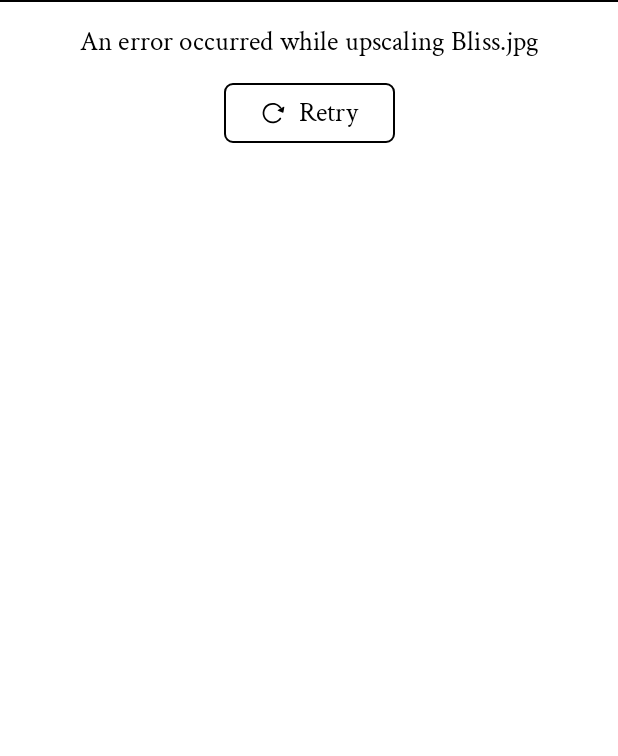
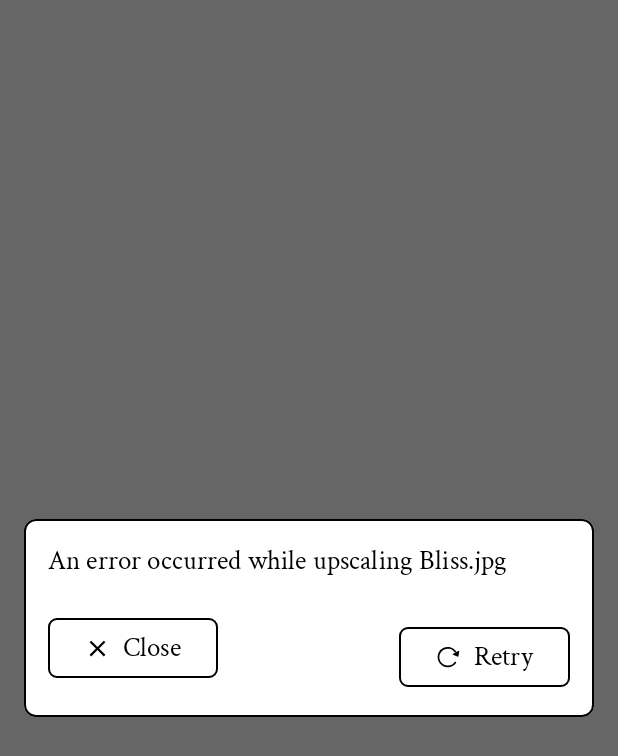
Before and after one commit to Lucchetto/SuperImage, an Android app built with Jetpack Compose: the @Preview function UpscalingWorkFailedPreview, on a phone screen of 412 x 824 dp. Shown: the top 756 px of the screen. Run offline under Robolectric (Android 15) with nearby library versions, the phone set to English and light mode, and no system bars.

Commit message:
HomePage: display progress in dialog
Signed-off-by: Lucchetto <lucchetto.tie@live.com>

```diff
--- a/app/src/main/java/com/zhenxiang/superimage/home/HomePage.kt
+++ b/app/src/main/java/com/zhenxiang/superimage/home/HomePage.kt
@@ -37,6 +37,7 @@ import com.zhenxiang.superimage.ui.theme.MonoTheme
 import com.zhenxiang.superimage.ui.theme.border
 import com.zhenxiang.superimage.ui.theme.spacing
 import com.zhenxiang.superimage.ui.utils.RowSpacer
+import com.zhenxiang.superimage.utils.IntentUtils
 import com.zhenxiang.superimage.work.RealESRGANWorker
 import kotlinx.coroutines.flow.MutableStateFlow
 import java.io.File
@@ -52,6 +53,9 @@ fun HomePage(viewModel: HomePageViewModel) = Scaffold(
         it?.let { viewModel.loadImage(it) }
     }
     val requestPermissionLauncher = rememberLauncherForActivityResult(ActivityResultContracts.RequestPermission()) {
+    }
+    val openOutputImageLauncher = rememberLauncherForActivityResult(ActivityResultContracts.StartActivityForResult()) {
+        viewModel.consumeWorkCompleted()
     }
 
     if (Build.VERSION.SDK_INT >= Build.VERSION_CODES.TIRAMISU) {
@@ -79,19 +83,23 @@ fun HomePage(viewModel: HomePageViewModel) = Scaffold(
             selectedModelState = viewModel.selectedUpscalingModelFlow.collectAsStateWithLifecycle(),
         ) { imagePicker.launch(HomePageViewModel.IMAGE_MIME_TYPE) }
 
-        val workProgressState by viewModel.workProgressFlow.collectAsStateWithLifecycle()
-
-        workProgressState?.let {
-            UpscalingWork(it.first, it.second) {
-                viewModel.upscale()
-            }
-        } ?: run {
         Options(
             upscalingModelFlow = viewModel.selectedUpscalingModelFlow,
             outputFormatFlow = viewModel.selectedOutputFormatFlow,
             selectedImageState = selectedImageState,
             onSelectImageClick = { imagePicker.launch(HomePageViewModel.IMAGE_MIME_TYPE) },
             onUpscaleClick = { viewModel.upscale() }
+        )
+
+        val workProgressState by viewModel.workProgressFlow.collectAsStateWithLifecycle()
+
+        workProgressState?.let {
+            UpscalingWork(
+                inputData = it.first,
+                progress = it.second,
+                onDismissRequest = { viewModel.consumeWorkCompleted() },
+                onRetryClicked = { viewModel.upscale() },
+                onOpenOutputImageClicked = { intent -> openOutputImageLauncher.launch(intent) }
             )
         }
     }
@@ -235,23 +243,51 @@ private fun ModelSelection(
 private fun UpscalingWork(
     inputData: RealESRGANWorker.InputData,
     progress: RealESRGANWorker.Progress,
-    onRetryClicked: () -> Unit
-) {
+    onDismissRequest: () -> Unit,
+    onRetryClicked: () -> Unit,
+    onOpenOutputImageClicked: (Intent) -> Unit,
+) = MonoAlertDialog(
+    onDismissRequest = onDismissRequest,
+    content = {
+        when (progress) {
+            RealESRGANWorker.Progress.Failed -> Text(
+                modifier = Modifier.padding(it),
+                text = stringResource(id = R.string.upscaling_worker_error_notification_title, inputData.originalFileName)
+            )
+            is RealESRGANWorker.Progress.Running -> {
                 Column(
                     modifier = Modifier
-            .fillMaxWidth()
-            .background(MaterialTheme.colorScheme.primaryContainer)
-            .drawTopBorder(MaterialTheme.border.regular)
-            .padding(MaterialTheme.spacing.level5),
+                        .padding(it)
+                        .fillMaxWidth(),
                     horizontalAlignment = Alignment.CenterHorizontally
                 ) {
-        when (progress) {
-            RealESRGANWorker.Progress.Failed -> {
                     Text(
-                    text = stringResource(id = R.string.upscaling_worker_error_notification_title, inputData.originalFileName),
+                        text = stringResource(id = R.string.upscaling_worker_notification_title, inputData.originalFileName),
                         textAlign = TextAlign.Center,
                         style = MaterialTheme.typography.labelLarge
                     )
+                    Text(
+                        modifier = Modifier.padding(top = MaterialTheme.spacing.level3),
+                        text = if (progress.progress == JNIProgressTracker.INDETERMINATE) {
+                            stringResource(id = R.string.progress_indeterminate)
+                        } else {
+                            stringResource(id = R.string.progress_template, progress.progress.coerceAtMost(100f).roundToInt())
+                        },
+                        textAlign = TextAlign.Center,
+                        style = MaterialTheme.typography.labelLarge
+                    )
+                }
+            }
+            is RealESRGANWorker.Progress.Success -> Text(
+                modifier = Modifier.padding(it),
+                text = stringResource(id = R.string.upscaling_worker_success_notification_title, inputData.originalFileName)
+            )
+        }
+    },
+    dismissButton = progress !is RealESRGANWorker.Progress.Running,
+    buttons = {
+        when (progress) {
+            RealESRGANWorker.Progress.Failed -> {
                 MonoButton(
                     modifier = Modifier.padding(top = MaterialTheme.spacing.level4),
                     onClick = onRetryClicked
@@ -265,36 +301,12 @@ private fun UpscalingWork(
                     )
                 }
             }
-            is RealESRGANWorker.Progress.Running -> {
-                Text(
-                    text = stringResource(id = R.string.upscaling_worker_notification_title, inputData.originalFileName),
-                    textAlign = TextAlign.Center,
-                    style = MaterialTheme.typography.labelLarge
-                )
-                Text(
-                    modifier = Modifier.padding(top = MaterialTheme.spacing.level4),
-                    text = if (progress.progress == JNIProgressTracker.INDETERMINATE) {
-                        stringResource(id = R.string.progress_indeterminate)
-                    } else {
-                        stringResource(id = R.string.progress_template, progress.progress.coerceAtMost(100f).roundToInt())
-                    },
-                    textAlign = TextAlign.Center,
-                    style = MaterialTheme.typography.labelLarge
-                )
-            }
+            is RealESRGANWorker.Progress.Running -> {}
             is RealESRGANWorker.Progress.Success -> {
-                Text(
-                    text = stringResource(id = R.string.upscaling_worker_success_notification_title, inputData.originalFileName),
-                    textAlign = TextAlign.Center,
-                    style = MaterialTheme.typography.labelLarge
-                )
-                val context = LocalContext.current
                 MonoButton(
                     modifier = Modifier.padding(top = MaterialTheme.spacing.level4),
                     onClick = {
-                        context.startActivity(
-                            Intent(Intent.ACTION_VIEW).apply { data = progress.outputFileUri }
-                        )
+                        onOpenOutputImageClicked(IntentUtils.actionViewNewTask(progress.outputFileUri))
                     }
                 ) {
                     MonoButtonIcon(
@@ -308,15 +320,18 @@ private fun UpscalingWork(
             }
         }
     }
-}
+)
 
 @Preview
 @Composable
 private fun UpscalingWorkRunningPreview() = MonoTheme {
     UpscalingWork(
         inputData = RealESRGANWorker.InputData("Bliss.jpg", "", OutputFormat.PNG, UpscalingModel.X4_PLUS),
-        progress = RealESRGANWorker.Progress.Running(69f)
-    ) {}
+        progress = RealESRGANWorker.Progress.Running(69f),
+        onDismissRequest = {},
+        onRetryClicked = {},
+        onOpenOutputImageClicked = {}
+    )
 }
 
 @Preview
@@ -324,8 +339,11 @@ private fun UpscalingWorkRunningPreview() = MonoTheme {
 private fun UpscalingWorkFailedPreview() = MonoTheme {
     UpscalingWork(
         inputData = RealESRGANWorker.InputData("Bliss.jpg", "", OutputFormat.PNG, UpscalingModel.X4_PLUS),
-        progress = RealESRGANWorker.Progress.Failed
-    ) {}
+        progress = RealESRGANWorker.Progress.Failed,
+        onDismissRequest = {},
+        onRetryClicked = {},
+        onOpenOutputImageClicked = {}
+    )
 }
 
 @Preview
@@ -333,8 +351,11 @@ private fun UpscalingWorkFailedPreview() = MonoTheme {
 private fun UpscalingWorkSuccessPreview() = MonoTheme {
     UpscalingWork(
         inputData = RealESRGANWorker.InputData("Bliss.jpg", "", OutputFormat.PNG, UpscalingModel.X4_PLUS),
-        progress = RealESRGANWorker.Progress.Success(Uri.EMPTY)
-    ) {}
+        progress = RealESRGANWorker.Progress.Success(Uri.EMPTY),
+        onDismissRequest = {},
+        onRetryClicked = {},
+        onOpenOutputImageClicked = {}
+    )
 }
 
 @Composable
--- a/app/src/main/java/com/zhenxiang/superimage/home/HomePageViewModel.kt
+++ b/app/src/main/java/com/zhenxiang/superimage/home/HomePageViewModel.kt
@@ -90,7 +90,11 @@ class HomePageViewModel(application: Application): AndroidViewModel(application)
         }
     }
 
-    fun consumeWorkCompleted() = realESRGANWorkerManager.clearCurrentWorkProgress()
+    fun consumeWorkCompleted() {
+        if (realESRGANWorkerManager.clearCurrentWorkProgress()) {
+            _selectedImageFlow.tryEmit(null)
+        }
+    }
 
     override fun onCleared() {
         viewModelScope.launch(Dispatchers.IO) {
--- a/app/src/main/java/com/zhenxiang/superimage/ui/mono/Button.kt
+++ b/app/src/main/java/com/zhenxiang/superimage/ui/mono/Button.kt
@@ -10,6 +10,7 @@ import androidx.compose.runtime.Composable
 import androidx.compose.runtime.remember
 import androidx.compose.ui.Modifier
 import androidx.compose.ui.graphics.painter.Painter
+import androidx.compose.ui.graphics.vector.ImageVector
 import androidx.compose.ui.res.painterResource
 import androidx.compose.ui.unit.dp
 import com.zhenxiang.superimage.R
@@ -56,6 +57,19 @@ fun MonoButtonIcon(
         .size(MonoButtonDefaults.IconSize)
 )
 
+@Composable
+fun MonoButtonIcon(
+    imageVector: ImageVector,
+    contentDescription: String?,
+    modifier: Modifier = Modifier,
+) = Icon(
+    imageVector,
+    contentDescription = contentDescription,
+    modifier = modifier
+        .padding(end = MaterialTheme.spacing.level3)
+        .size(MonoButtonDefaults.IconSize)
+)
+
 object MonoButtonDefaults {
 
     val IconSize = 18.dp
--- /dev/null
+++ b/app/src/main/java/com/zhenxiang/superimage/ui/mono/Dialog.kt
@@ -0,0 +1,118 @@
+package com.zhenxiang.superimage.ui.mono
+
+import android.annotation.SuppressLint
+import android.content.res.Configuration
+import androidx.compose.foundation.layout.*
+import androidx.compose.material.icons.Icons
+import androidx.compose.material.icons.outlined.Close
+import androidx.compose.material3.*
+import androidx.compose.runtime.Composable
+import androidx.compose.ui.Alignment
+import androidx.compose.ui.ExperimentalComposeUiApi
+import androidx.compose.ui.Modifier
+import androidx.compose.ui.res.stringResource
+import androidx.compose.ui.tooling.preview.Preview
+import androidx.compose.ui.window.DialogProperties
+import com.zhenxiang.superimage.R
+import com.zhenxiang.superimage.ui.theme.MonoTheme
+import com.zhenxiang.superimage.ui.theme.border
+import com.zhenxiang.superimage.ui.theme.spacing
+import com.zhenxiang.superimage.ui.utils.RowSpacer
+
+@OptIn(ExperimentalMaterial3Api::class, ExperimentalComposeUiApi::class)
+@Composable
+fun MonoAlertDialog(
+    onDismissRequest: () -> Unit,
+    properties: DialogProperties = DialogProperties(
+        dismissOnClickOutside = false,
+        usePlatformDefaultWidth = false
+    ),
+    title: (@Composable () -> Unit)? = null,
+    content: @Composable ColumnScope.(PaddingValues) -> Unit,
+    dismissButton: Boolean = true,
+    buttons: @Composable RowScope.() -> Unit = { },
+) {
+    AlertDialog(
+        modifier = Modifier.padding(MaterialTheme.spacing.level5),
+        onDismissRequest = onDismissRequest,
+        properties = properties
+    ) {
+        Surface(
+            modifier = Modifier
+                .wrapContentWidth()
+                .wrapContentHeight(),
+            shape = MaterialTheme.shapes.medium,
+            border = MaterialTheme.border.thin
+        ) {
+            Column {
+                title?.let {
+                    Box(
+                        modifier = Modifier
+                            .fillMaxWidth()
+                            .drawBottomBorder(MaterialTheme.border.regular)
+                            .padding(MaterialTheme.spacing.level5)
+                    ) {
+                        ProvideTextStyle(
+                            value = MaterialTheme.typography.headlineSmall,
+                            content = it
+                        )
+                    }
+                }
+                ProvideTextStyle(value = MaterialTheme.typography.labelLarge) {
+                    content(
+                        PaddingValues(
+                            start = MaterialTheme.spacing.level5,
+                            end = MaterialTheme.spacing.level5,
+                            top = MaterialTheme.spacing.level5
+                        )
+                    )
+                }
+                Row(
+                    modifier = Modifier
+                        .padding(MaterialTheme.spacing.level5)
+                        .fillMaxWidth(),
+                    verticalAlignment = Alignment.CenterVertically,
+                    horizontalArrangement = Arrangement.spacedBy(MaterialTheme.spacing.level4, Alignment.End)
+                ) {
+                    if (dismissButton) {
+                        MonoCloseDialogButton(onDismissRequest)
+                        RowSpacer()
+                    }
+                    buttons()
+                }
+            }
+        }
+    }
+}
+
+@Composable
+fun MonoCloseDialogButton(onClick: () -> Unit) = MonoButton(onClick = onClick) {
+    MonoButtonIcon(
+        Icons.Outlined.Close,
+        contentDescription = stringResource(id = R.string.close)
+    )
+    Text(stringResource(id = R.string.close))
+}
+
+@SuppressLint("UnusedMaterial3ScaffoldPaddingParameter")
+@Preview(showBackground = true, showSystemUi = true)
+@Preview(showBackground = true, uiMode = Configuration.UI_MODE_NIGHT_YES, showSystemUi = true)
+@Composable
+private fun MonoAlertDialogPreview() = MonoTheme {
+    MonoAlertDialog(
+        onDismissRequest = { },
+        title = { Text("Dialog title") },
+        content = {
+            Box(
+                modifier = Modifier.padding(it)
+            ) {
+                Text("Dialog content")
+            }
+        },
+        buttons = {
+            MonoButton(onClick = {}) {
+                Text("Confirm")
+            }
+        }
+    )
+}
--- /dev/null
+++ b/app/src/main/res/drawable/baseline_close_24.xml
@@ -0,0 +1,5 @@
+<vector android:height="24dp" android:tint="#000000"
+    android:viewportHeight="24" android:viewportWidth="24"
+    android:width="24dp" xmlns:android="http://schemas.android.com/apk/res/android">
+    <path android:fillColor="@android:color/white" android:pathData="M19,6.41L17.59,5 12,10.59 6.41,5 5,6.41 10.59,12 5,17.59 6.41,19 12,13.41 17.59,19 19,17.59 13.41,12z"/>
+</vector>
--- a/app/src/main/res/values/strings.xml
+++ b/app/src/main/res/values/strings.xml
@@ -1,10 +1,11 @@
 <resources>
     <string name="app_name">SuperImage</string>
 
-    <string name="progress_template">%d %%</string>
+    <string name="progress_template">%d%%</string>
     <string name="progress_indeterminate">Initialising…</string>
     <string name="open">Open</string>
     <string name="retry">Retry</string>
+    <string name="close">Close</string>
 
     <string name="original_image_resolution_label">Original resolution: %1$sx%2$s</string>
     <string name="output_image_resolution_label">Output resolution: %1$sx%2$s</string>
```
Also changed, not shown: app/src/main/java/com/zhenxiang/superimage/utils/IntentUtils.kt (added, +12 -0 lines), app/src/main/java/com/zhenxiang/superimage/work/RealESRGANWorker.kt (+7 -4 lines), app/src/main/java/com/zhenxiang/superimage/work/RealESRGANWorkerManager.kt (+8 -2 lines). Lines whose indentation alone changed are shown as unchanged.
